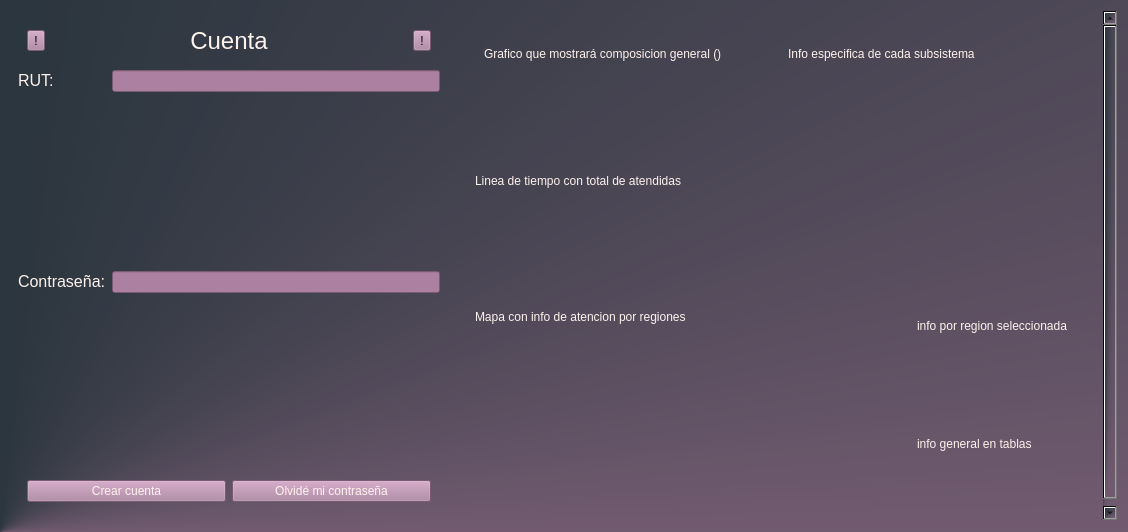
This is GUI0_2.ui in MarianelaLD/PRACTICA-2022 as Qt 5 draws it before an edit. The edited form follows.
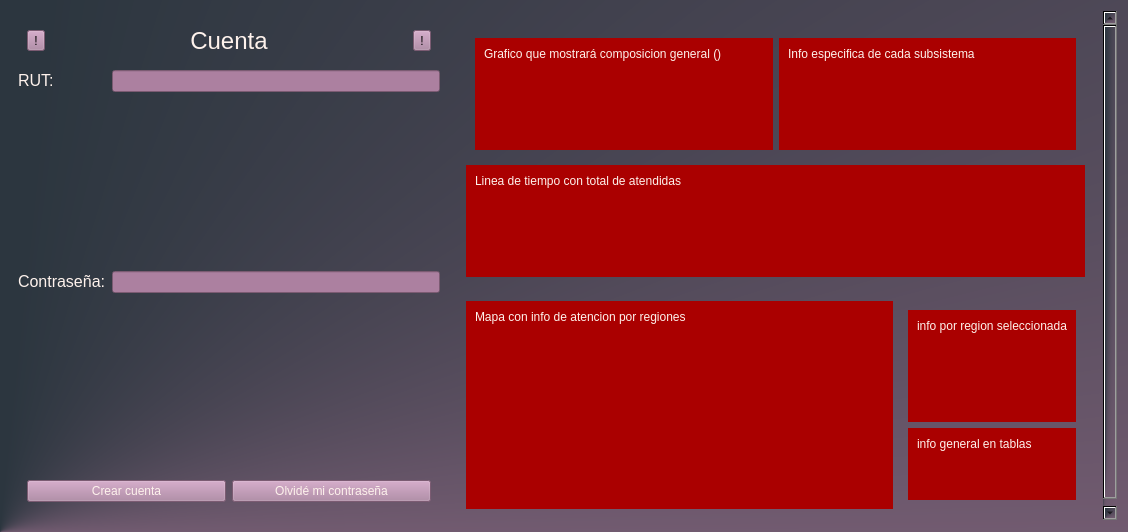
This is the edited form. The open tabs and pages were chosen to show the change.

Patch:
```diff
--- a/GUI0_2.ui
+++ b/GUI0_2.ui
@@ -1070,6 +1070,9 @@
            <layout class="QHBoxLayout" name="horizontalLayout_2">
             <item>
              <widget class="QWidget" name="widget_4" native="true">
+              <property name="styleSheet">
+               <string notr="true">background-color: rgb(170, 0, 0);</string>
+              </property>
               <layout class="QVBoxLayout" name="verticalLayout_6">
                <item>
                 <widget class="QLabel" name="label_28">
@@ -1112,6 +1115,9 @@
             </item>
             <item>
              <widget class="QWidget" name="widget_5" native="true">
+              <property name="styleSheet">
+               <string notr="true">background-color: rgb(170, 0, 0);</string>
+              </property>
               <layout class="QVBoxLayout" name="verticalLayout_7">
                <item>
                 <widget class="QLabel" name="label_29">
@@ -1150,6 +1156,9 @@
              <verstretch>0</verstretch>
             </sizepolicy>
            </property>
+           <property name="styleSheet">
+            <string notr="true">background-color: rgb(170, 0, 0);</string>
+           </property>
            <layout class="QVBoxLayout" name="verticalLayout_2">
             <item>
              <widget class="QLabel" name="label_30">
@@ -1213,6 +1222,9 @@
              <verstretch>0</verstretch>
             </sizepolicy>
            </property>
+           <property name="styleSheet">
+            <string notr="true">background-color: rgb(170, 0, 0);</string>
+           </property>
            <layout class="QVBoxLayout" name="verticalLayout_10">
             <item>
              <widget class="QLabel" name="label_31">
@@ -1251,6 +1263,9 @@
                 <verstretch>0</verstretch>
                </sizepolicy>
               </property>
+              <property name="styleSheet">
+               <string notr="true">background-color: rgb(170, 0, 0);</string>
+              </property>
               <layout class="QVBoxLayout" name="verticalLayout_8">
                <item>
                 <widget class="QLabel" name="label_32">
@@ -1293,6 +1308,9 @@
             </item>
             <item>
              <widget class="QWidget" name="widget_9" native="true">
+              <property name="styleSheet">
+               <string notr="true">background-color: rgb(170, 0, 0);</string>
+              </property>
               <layout class="QVBoxLayout" name="verticalLayout_4">
                <item>
                 <widget class="QLabel" name="label_33">
```
Left out of the diff: 2 changed lines with no effect on the pictures.
